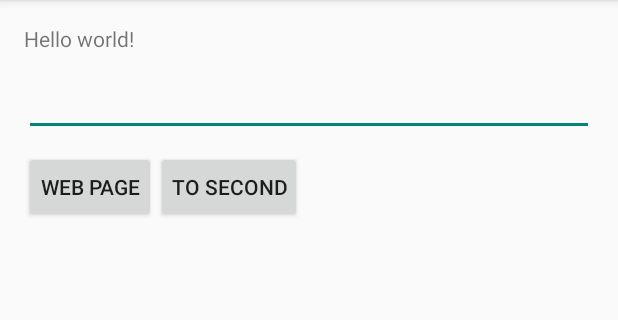
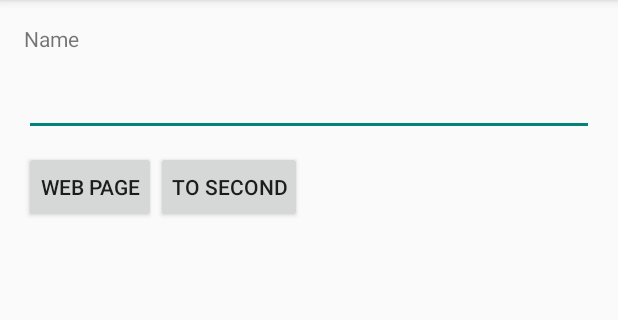
Before and after one commit to javiergamarra/MyConference, an Android app: the screen it shows after launch (MainActivity), on a phone screen of 412 x 824 dp, the part 84-404 px from its top. Run offline under Robolectric (Android 15) with nearby library versions, the phone set to English and light mode, and no system bars.

Commit message:
cleaning a hello world string

```diff
--- a/app/src/main/res/layout/activity_main.xml
+++ b/app/src/main/res/layout/activity_main.xml
@@ -10,7 +10,7 @@
 			  tools:context=".MainActivity">
 
 	<TextView
-		android:text="@string/hello_world"
+		android:text="Name"
 		android:layout_width="wrap_content"
 		android:layout_height="wrap_content"/>
 
```
